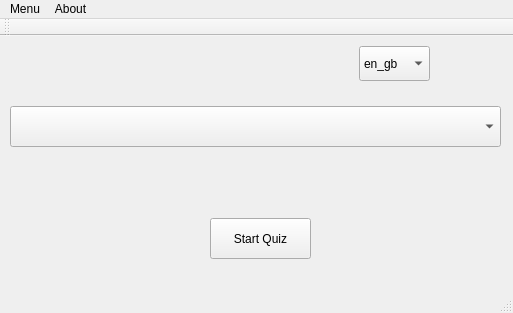
Qt form startwindow.ui (Karozabr/QuizTest) before a commit.
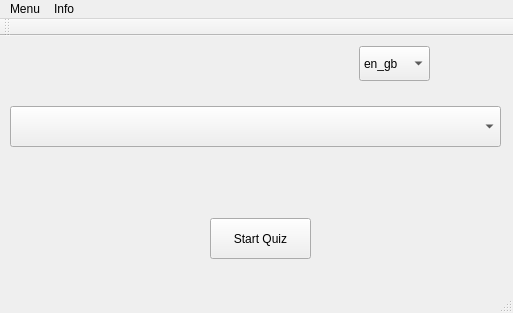
The same form after that commit.

```diff
--- a/startwindow.ui
+++ b/startwindow.ui
@@ -85,7 +85,7 @@
      <locale language="English" country="UnitedKingdom"/>
     </property>
     <property name="title">
-     <string>About</string>
+     <string>Info</string>
     </property>
     <addaction name="actionHelp"/>
     <addaction name="actionAbout"/>
```
Left out of the diff: 27 changed lines with no effect on the pictures.
